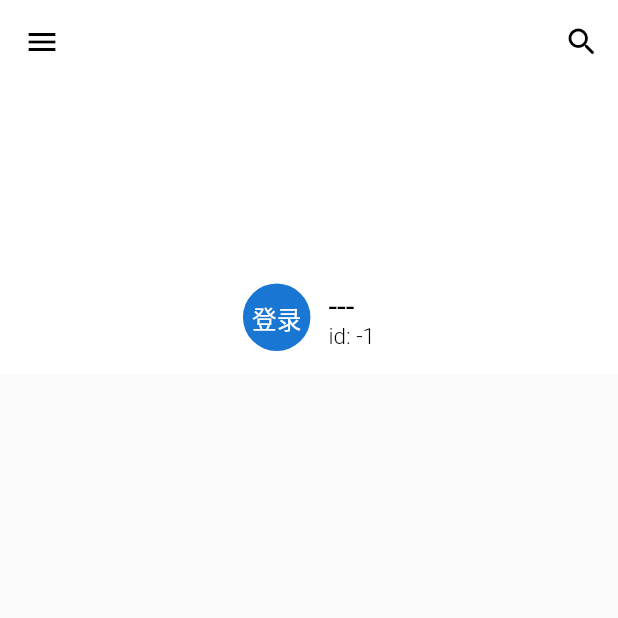
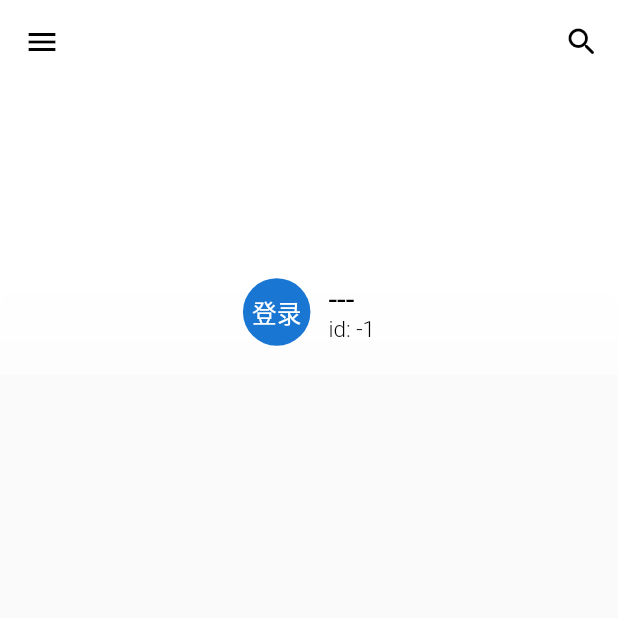
Before and after one commit to odd256/EasyMusic, a Flutter app: the IndexPage screen opened directly, on a phone screen of 412 x 824 dp, the top half of it. Run offline on Flutter 3.47's test engine with Material 2 defaults, Android fonts, the phone set to English and light mode, and no system bars; our stand-ins replace cached_network_image, dio, flutter_easyloading, fluttertoast, just_audio; missing offline and left inert: audio_session, sp_util; network calls fail.

Commit message:
fix bugs

```diff
--- a/lib/pages/index.dart
+++ b/lib/pages/index.dart
@@ -1,3 +1,5 @@
+import 'dart:ui';
+
 import 'package:cached_network_image/cached_network_image.dart';
 import 'package:flutter/cupertino.dart';
 import 'package:flutter/material.dart';
@@ -26,9 +28,13 @@ class _IndexPageState extends State<IndexPage> {
 
   bool isFirstLoad = true; // 是否是第一次加载
 
+  bool showBlur = true; // 是否模糊背景
+
   DateTime? _lastPressedAt; //上次点击时间
 
-  late HttpManager _httpManager;
+  final ScrollController _controller = ScrollController(); // 滚动控制器
+
+  late HttpManager _httpManager; // http管理器
 
   AudioPlayerManager audioPlayerManager = AudioPlayerManager.getInstance()!;
 
@@ -54,6 +60,7 @@ class _IndexPageState extends State<IndexPage> {
 
   //显示歌单
   _buildIndexPage(onTop) => CustomScrollView(
+        controller: _controller,
         slivers: [
           SliverAppBar(
             pinned: true,
@@ -76,11 +83,24 @@ class _IndexPageState extends State<IndexPage> {
             flexibleSpace: FlexibleSpaceBar(
               centerTitle: true,
               title: onTop,
+              titlePadding: const EdgeInsets.all(0),
               background: context.watch<User>().isLogin
-                  ? CachedNetworkImage(
+                  ? SizedBox(
+                      height: double.infinity,
+                      width: double.infinity,
+                      child: Stack(
+                        alignment: Alignment.bottomCenter,
+                        children: [
+                          CachedNetworkImage(
                               fit: BoxFit.cover,
+                              height: double.infinity,
+                              width: double.infinity,
                               imageUrl: context.watch<User>().backgroundUrl,
-                      errorWidget: (c, u, e) => const Icon(Icons.error))
+                              errorWidget: (c, u, e) =>
+                                  const Icon(Icons.error)),
+                        ],
+                      ),
+                    )
                   : Container(
                       color: Colors.white,
                     ),
@@ -145,15 +165,32 @@ class _IndexPageState extends State<IndexPage> {
 
   @override
   void initState() {
+    super.initState();
     _httpManager = HttpManager.getInstance();
-    // _autoLogin();
-    super.initState();
+    _controller.addListener(() {
+      if (_controller.offset > 200) {
+        if(showBlur!=false){
+          setState(() {
+            showBlur = false;
+          });
+        }
+      }else{
+          if(showBlur != true){
+              setState(() {
+                  showBlur = true;
+              });
+          }
+      }
+    });
   }
 
   @override
   Widget build(BuildContext context) {
     User u = context.watch<User>();
-    //用户信息头部
+    print(context);
+    ///显示用户的名称
+    ///显示用户的头像
+    ///显示用户的id
     var onTop = InkWell(
       onTap: () {
         if (u.isLogin) {
@@ -163,11 +200,17 @@ class _IndexPageState extends State<IndexPage> {
               context, CupertinoPageRoute(builder: (c) => const LoginPage()));
         }
       },
+      child: ClipRRect(
+        borderRadius: const BorderRadius.vertical(top: Radius.circular(20)),
+        child: BackdropFilter(
+          filter: showBlur
+              ? ImageFilter.blur(sigmaX: 30, sigmaY: 30)
+              : ImageFilter.blur(sigmaX: 0, sigmaY: 0),
           child: Container(
-        margin: const EdgeInsets.symmetric(horizontal: 50),
+            padding: const EdgeInsets.fromLTRB(50, 0, 50, 8),
             child: Row(
               mainAxisAlignment: MainAxisAlignment.center,
-          crossAxisAlignment: CrossAxisAlignment.end,
+              crossAxisAlignment: CrossAxisAlignment.center,
               children: [
                 CircleAvatar(
                   radius: 15,
@@ -183,7 +226,7 @@ class _IndexPageState extends State<IndexPage> {
                   margin: const EdgeInsets.only(left: 8),
                   height: 40,
                   child: Column(
-                mainAxisAlignment: MainAxisAlignment.end,
+                    mainAxisAlignment: MainAxisAlignment.center,
                     crossAxisAlignment: CrossAxisAlignment.start,
                     children: [
                       Text(
@@ -206,6 +249,8 @@ class _IndexPageState extends State<IndexPage> {
                   ),
                 )
               ],
+            ),
+          ),
         ),
       ),
     );
@@ -269,5 +314,6 @@ class _IndexPageState extends State<IndexPage> {
   @override
   void dispose() {
     super.dispose();
+    _controller.dispose();
   }
 }
```
Also changed, not shown: lib/pages/list.dart (+7 -4 lines), 1 other file. Lines whose indentation alone changed are shown as unchanged.
